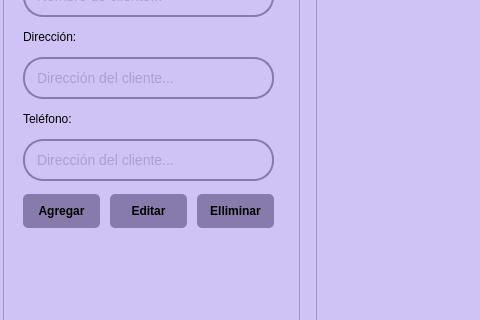
First picture: the form in usuarioview.ui, repository ErickSanat/POS-PythonQt, before the edit; both pictures show x 0 to 480 and y 218 to 538 of the 1201 by 680 pixel window.
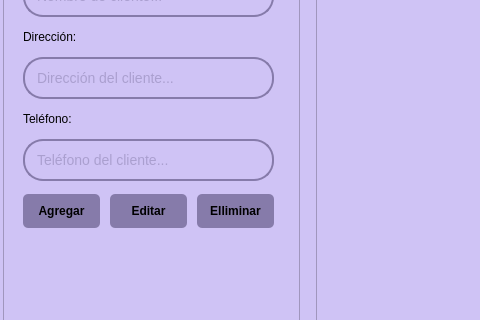
Second picture: the form after the edit. Icons and pictures are not drawn.

Patch:
```diff
--- a/usuarioview.ui
+++ b/usuarioview.ui
@@ -329,8 +329,11 @@
 	color: rgb(134, 123, 170);
 }</string>
            </property>
+           <property name="text">
+            <string/>
+           </property>
            <property name="placeholderText">
-            <string>Dirección del cliente...</string>
+            <string>Teléfono del cliente...</string>
            </property>
           </widget>
          </item>
```
